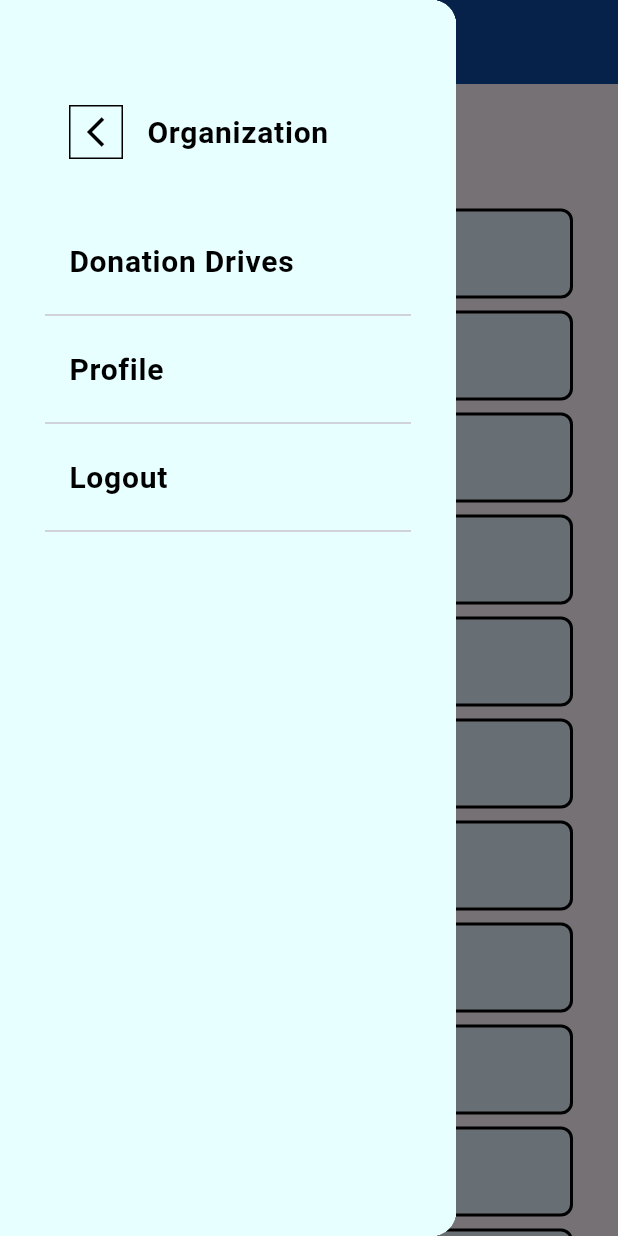
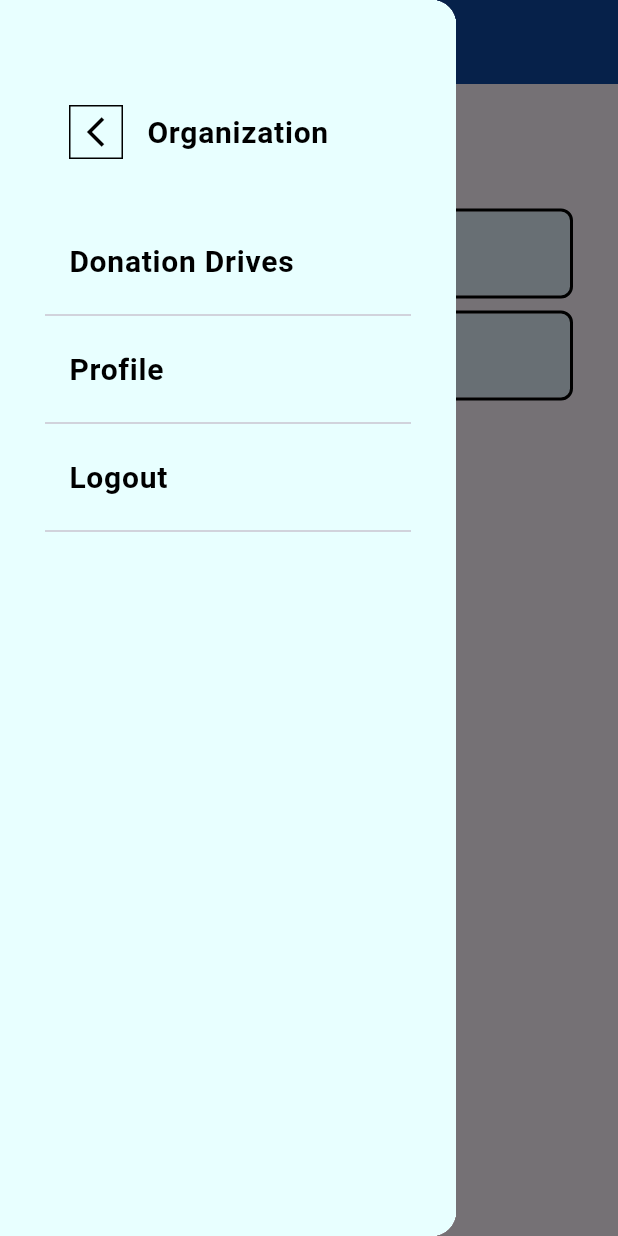
Before and after one commit to jvcerezo/cmsc23-project, a Flutter app: the screen it shows after launch, with the side drawer open, on a phone screen of 412 x 824 dp. Run offline on Flutter 3.47's test engine with Material 3 defaults, Android fonts, the phone set to English and light mode, and no system bars.

Commit message:
created a donation details page for org view

```diff
--- a/elbigayan/lib/models/donation_model.dart
+++ b/elbigayan/lib/models/donation_model.dart
@@ -1,5 +1,4 @@
 import 'dart:convert';
-import 'package:cloud_firestore/cloud_firestore.dart';
 
 class Donation {
   final int userID;
@@ -7,7 +6,7 @@ class Donation {
   String category;
   String mode;
   double weight;
-  Timestamp deliveryTime;
+  String deliveryTime;
   String imageUrl;
 
   Donation(
--- a/elbigayan/lib/widgets/donationlist_widget.dart
+++ b/elbigayan/lib/widgets/donationlist_widget.dart
@@ -1,4 +1,5 @@
-import 'package:elbigayan/widgets/donationtile_widget.dart';
+import 'package:elbigayan/models/donation_model.dart';
+import 'package:elbigayan/pages/organization/orgview_donation_page.dart';
 import 'package:flutter/material.dart';
 
 class DonationList extends StatelessWidget {
@@ -7,16 +8,40 @@ class DonationList extends StatelessWidget {
 
   @override
   Widget build(BuildContext context) {
+    String jsonData =
+        '[{"userID": 123, "id": "1", "category": "Clothes", "mode": "Pickup", "weight": 2.5, "deliveryTime": "Bukas", "imageUrl": "https://example.com/image1.jpg"}, {"userID": 456, "id": "2", "category": "Books", "mode": "Drop-off", "weight": 1.8, "deliveryTime": "Bukas", "imageUrl": "https://example.com/image2.jpg"}]';
+    List<Donation> donations = Donation.fromJsonArray(jsonData);
     return SingleChildScrollView(
       child: Column(
         children: [
           ListView.builder(
             shrinkWrap: true,
             physics: NeverScrollableScrollPhysics(),
-            itemCount: donorNames.length,
+            itemCount: donations.length,
             itemBuilder: (BuildContext context, int index) {
-              String donorName = donorNames[index];
-              return DonationTile(donorName: donorName);
+              return Container(
+                decoration: BoxDecoration(
+                  border: Border.all(color: Colors.black, width: 2),
+                  borderRadius: BorderRadius.circular(8.0),
+                ),
+                margin: EdgeInsets.symmetric(vertical: 4.0),
+                child: ListTile(
+                  tileColor: Colors.blue[50],
+                  title: Text(
+                    "Donation by User ${donations[index].userID}",
+                    style: TextStyle(fontWeight: FontWeight.w600),
+                  ),
+                  onTap: () {
+                    Navigator.push(
+                      context,
+                      MaterialPageRoute(
+                        builder: (context) =>
+                            DonationDetailsPage(donation: donations[index]),
+                      ),
+                    );
+                  },
+                ),
+              );
             },
           ),
         ],
--- a/elbigayan/lib/widgets/donationtile_widget.dart
+++ /dev/null
@@ -1,27 +0,0 @@
-import 'package:flutter/material.dart';
-
-class DonationTile extends StatelessWidget {
-  final String donorName;
-  const DonationTile({Key? key, required this.donorName}) : super(key: key);
-
-  @override
-  Widget build(BuildContext context) {
-    return Container(
-      decoration: BoxDecoration(
-        border: Border.all(color: Colors.black, width: 2),
-        borderRadius: BorderRadius.circular(8.0),
-      ),
-      margin: EdgeInsets.symmetric(vertical: 4.0),
-      child: ListTile(
-        tileColor: Colors.blue[50],
-        title: Text(
-          "Donation by $donorName",
-          style: TextStyle(fontWeight: FontWeight.w600),
-        ),
-        onTap: () {
-          // Handle onTap event if needed
-        },
-      ),
-    );
-  }
-}
```
Also changed, not shown: elbigayan/lib/pages/organization/orgview_donation_page.dart (+29 -13 lines).
